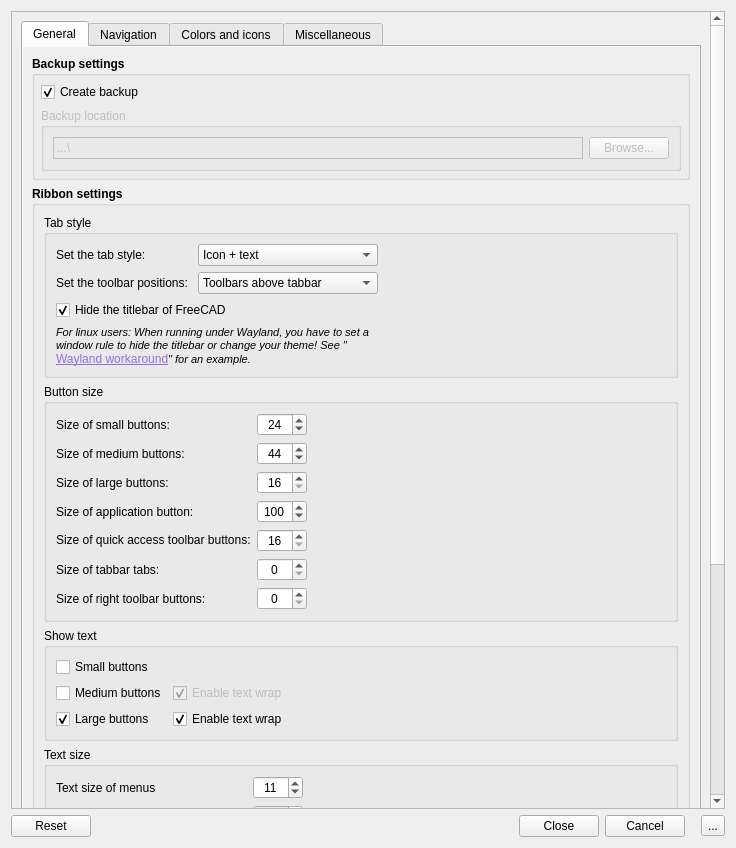
This is Resources/ui/Settings.ui in APEbbers/FreeCAD-Ribbon as Qt 5 draws it before an edit. The edited form follows.
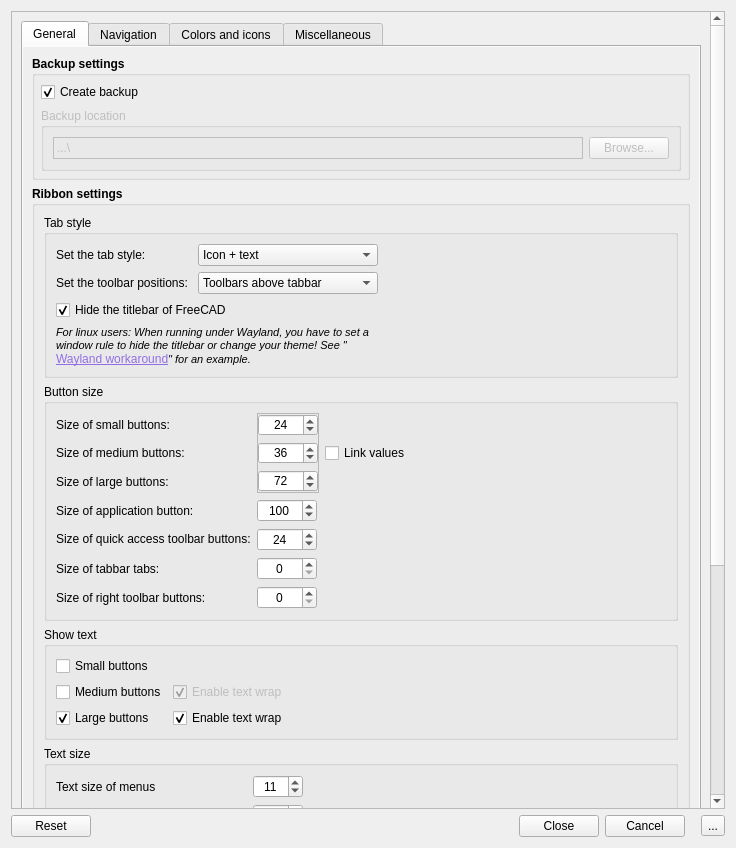
This is the edited form. The open tabs and pages were chosen to show the change. Custom widgets are drawn as their Qt base class.

Commit message: Implemented a linked state for icon sizes

Patch:
```diff
--- a/Resources/ui/Settings.ui
+++ b/Resources/ui/Settings.ui
@@ -542,17 +542,24 @@
                      <string>Button size</string>
                     </property>
                     <layout class="QGridLayout" name="gridLayout_5">
-                     <item row="1" column="0">
+                     <item row="2" column="0">
                       <layout class="QGridLayout" name="gridLayout">
-                       <item row="5" column="0">
-                        <widget class="QLabel" name="label_23">
+                       <item row="3" column="0">
+                        <widget class="QLabel" name="label_5">
                          <property name="text">
-                          <string>Size of tabbar tabs:</string>
+                          <string>Size of application button:</string>
                          </property>
                         </widget>
                        </item>
-                       <item row="1" column="1">
-                        <widget class="QSpinBox" name="IconSize_Medium">
+                       <item row="7" column="0">
+                        <widget class="QLabel" name="label_22">
+                         <property name="text">
+                          <string>Size of right toolbar buttons:</string>
+                         </property>
+                        </widget>
+                       </item>
+                       <item row="1" column="0">
+                        <widget class="QLabel" name="label_11">
                          <property name="sizePolicy">
                           <sizepolicy hsizetype="Fixed" vsizetype="Preferred">
                            <horstretch>0</horstretch>
@@ -561,13 +568,7 @@
                          </property>
                          <property name="minimumSize">
                           <size>
-                           <width>50</width>
-                           <height>20</height>
-                          </size>
-                         </property>
-                         <property name="baseSize">
-                          <size>
-                           <width>0</width>
+                           <width>130</width>
                            <height>0</height>
                           </size>
                          </property>
@@ -576,44 +577,47 @@
                            <bold>false</bold>
                           </font>
                          </property>
-                         <property name="alignment">
-                          <set>Qt::AlignmentFlag::AlignCenter</set>
-                         </property>
-                         <property name="correctionMode">
-                          <enum>QAbstractSpinBox::CorrectionMode::CorrectToNearestValue</enum>
-                         </property>
-                         <property name="minimum">
-                          <number>16</number>
-                         </property>
-                         <property name="maximum">
-                          <number>48</number>
-                         </property>
-                         <property name="value">
-                          <number>44</number>
+                         <property name="text">
+                          <string>Size of medium buttons:</string>
                          </property>
                         </widget>
                        </item>
-                       <item row="5" column="1">
-                        <widget class="QSpinBox" name="TabbarHeight">
-                         <property name="minimumSize">
-                          <size>
-                           <width>50</width>
-                           <height>20</height>
-                          </size>
-                         </property>
-                         <property name="alignment">
-                          <set>Qt::AlignmentFlag::AlignCenter</set>
+                       <item row="0" column="2" rowspan="3">
+                        <widget class="QCheckBox" name="LinkIconSizes">
+                         <property name="text">
+                          <string>Link values</string>
                          </property>
                         </widget>
                        </item>
                        <item row="3" column="1">
                         <widget class="QSpinBox" name="IconSize_ApplicationButton">
+                         <property name="sizePolicy">
+                          <sizepolicy hsizetype="Fixed" vsizetype="Preferred">
+                           <horstretch>0</horstretch>
+                           <verstretch>0</verstretch>
+                          </sizepolicy>
+                         </property>
                          <property name="minimumSize">
                           <size>
-                           <width>50</width>
+                           <width>60</width>
                            <height>20</height>
                           </size>
                          </property>
+                         <property name="baseSize">
+                          <size>
+                           <width>0</width>
+                           <height>0</height>
+                          </size>
+                         </property>
+                         <property name="font">
+                          <font>
+                           <bold>false</bold>
+                           <kerning>true</kerning>
+                          </font>
+                         </property>
+                         <property name="frame">
+                          <bool>true</bool>
+                         </property>
                          <property name="alignment">
                           <set>Qt::AlignmentFlag::AlignCenter</set>
                          </property>
@@ -628,18 +632,224 @@
                          </property>
                         </widget>
                        </item>
-                       <item row="6" column="0">
-                        <widget class="QLabel" name="label_22">
-                         <property name="text">
-                          <string>Size of right toolbar buttons:</string>
+                       <item row="7" column="1">
+                        <widget class="QSpinBox" name="IconSize_rightToolbarButton">
+                         <property name="sizePolicy">
+                          <sizepolicy hsizetype="Fixed" vsizetype="Fixed">
+                           <horstretch>0</horstretch>
+                           <verstretch>0</verstretch>
+                          </sizepolicy>
+                         </property>
+                         <property name="minimumSize">
+                          <size>
+                           <width>60</width>
+                           <height>20</height>
+                          </size>
+                         </property>
+                         <property name="baseSize">
+                          <size>
+                           <width>0</width>
+                           <height>0</height>
+                          </size>
+                         </property>
+                         <property name="font">
+                          <font>
+                           <bold>false</bold>
+                           <kerning>true</kerning>
+                          </font>
+                         </property>
+                         <property name="frame">
+                          <bool>true</bool>
+                         </property>
+                         <property name="alignment">
+                          <set>Qt::AlignmentFlag::AlignCenter</set>
                          </property>
                         </widget>
                        </item>
-                       <item row="3" column="0">
-                        <widget class="QLabel" name="label_5">
-                         <property name="text">
-                          <string>Size of application button:</string>
+                       <item row="0" column="1" rowspan="3">
+                        <widget class="QFrame" name="SizeButtonBox">
+                         <property name="autoFillBackground">
+                          <bool>false</bool>
                          </property>
+                         <property name="styleSheet">
+                          <string notr="true">border-right-color: rgb(255, 0, 0);</string>
+                         </property>
+                         <property name="frameShape">
+                          <enum>QFrame::Shape::StyledPanel</enum>
+                         </property>
+                         <property name="frameShadow">
+                          <enum>QFrame::Shadow::Plain</enum>
+                         </property>
+                         <property name="midLineWidth">
+                          <number>0</number>
+                         </property>
+                         <layout class="QVBoxLayout" name="verticalLayout">
+                          <property name="spacing">
+                           <number>6</number>
+                          </property>
+                          <property name="leftMargin">
+                           <number>0</number>
+                          </property>
+                          <property name="topMargin">
+                           <number>0</number>
+                          </property>
+                          <property name="rightMargin">
+                           <number>0</number>
+                          </property>
+                          <property name="bottomMargin">
+                           <number>0</number>
+                          </property>
+                          <item>
+                           <widget class="QSpinBox" name="IconSize_Small">
+                            <property name="sizePolicy">
+                             <sizepolicy hsizetype="Fixed" vsizetype="Fixed">
+                              <horstretch>0</horstretch>
+                              <verstretch>0</verstretch>
+                             </sizepolicy>
+                            </property>
+                            <property name="minimumSize">
+                             <size>
+                              <width>60</width>
+                              <height>20</height>
+                             </size>
+                            </property>
+                            <property name="sizeIncrement">
+                             <size>
+                              <width>0</width>
+                              <height>0</height>
+                             </size>
+                            </property>
+                            <property name="baseSize">
+                             <size>
+                              <width>0</width>
+                              <height>0</height>
+                             </size>
+                            </property>
+                            <property name="font">
+                             <font>
+                              <bold>false</bold>
+                              <kerning>true</kerning>
+                             </font>
+                            </property>
+                            <property name="focusPolicy">
+                             <enum>Qt::FocusPolicy::WheelFocus</enum>
+                            </property>
+                            <property name="frame">
+                             <bool>true</bool>
+                            </property>
+                            <property name="alignment">
+                             <set>Qt::AlignmentFlag::AlignCenter</set>
+                            </property>
+                            <property name="correctionMode">
+                             <enum>QAbstractSpinBox::CorrectionMode::CorrectToNearestValue</enum>
+                            </property>
+                            <property name="showGroupSeparator" stdset="0">
+                             <bool>false</bool>
+                            </property>
+                            <property name="minimum">
+                             <number>16</number>
+                            </property>
+                            <property name="maximum">
+                             <number>36</number>
+                            </property>
+                            <property name="value">
+                             <number>24</number>
+                            </property>
+                           </widget>
+                          </item>
+                          <item>
+                           <widget class="QSpinBox" name="IconSize_Medium">
+                            <property name="sizePolicy">
+                             <sizepolicy hsizetype="Fixed" vsizetype="Fixed">
+                              <horstretch>0</horstretch>
+                              <verstretch>0</verstretch>
+                             </sizepolicy>
+                            </property>
+                            <property name="minimumSize">
+                             <size>
+                              <width>60</width>
+                              <height>20</height>
+                             </size>
+                            </property>
+                            <property name="baseSize">
+                             <size>
+                              <width>0</width>
+                              <height>0</height>
+                             </size>
+                            </property>
+                            <property name="font">
+                             <font>
+                              <bold>false</bold>
+                              <kerning>true</kerning>
+                             </font>
+                            </property>
+                            <property name="frame">
+                             <bool>true</bool>
+                            </property>
+                            <property name="alignment">
+                             <set>Qt::AlignmentFlag::AlignCenter</set>
+                            </property>
+                            <property name="correctionMode">
+                             <enum>QAbstractSpinBox::CorrectionMode::CorrectToNearestValue</enum>
+                            </property>
+                            <property name="minimum">
+                             <number>16</number>
+                            </property>
+                            <property name="maximum">
+                             <number>48</number>
+                            </property>
+                            <property name="value">
+                             <number>36</number>
+                            </property>
+                           </widget>
+                          </item>
+                          <item>
+                           <widget class="QSpinBox" name="IconSize_Large">
+                            <property name="sizePolicy">
+                             <sizepolicy hsizetype="Fixed" vsizetype="Fixed">
+                              <horstretch>0</horstretch>
+                              <verstretch>0</verstretch>
+                             </sizepolicy>
+                            </property>
+                            <property name="minimumSize">
+                             <size>
+                              <width>60</width>
+                              <height>20</height>
+                             </size>
+                            </property>
+                            <property name="baseSize">
+                             <size>
+                              <width>0</width>
+                              <height>0</height>
+                             </size>
+                            </property>
+                            <property name="font">
+                             <font>
+                              <bold>false</bold>
+                              <kerning>true</kerning>
+                             </font>
+                            </property>
+                            <property name="frame">
+                             <bool>true</bool>
+                            </property>
+                            <property name="alignment">
+                             <set>Qt::AlignmentFlag::AlignCenter</set>
+                            </property>
+                            <property name="minimum">
+                             <number>16</number>
+                            </property>
+                            <property name="maximum">
+                             <number>120</number>
+                            </property>
+                            <property name="value">
+                             <number>72</number>
+                            </property>
+                            <property name="displayIntegerBase">
+                             <number>10</number>
+                            </property>
+                           </widget>
+                          </item>
+                         </layout>
                         </widget>
                        </item>
                        <item row="0" column="0">
@@ -666,69 +876,63 @@
                          </property>
                         </widget>
                        </item>
-                       <item row="4" column="0">
+                       <item row="6" column="0">
+                        <widget class="QLabel" name="label_23">
+                         <property name="text">
+                          <string>Size of tabbar tabs:</string>
+                         </property>
+                        </widget>
+                       </item>
+                       <item row="5" column="1">
+                        <widget class="QSpinBox" name="IconSize_QuickAccessButton">
+                         <property name="sizePolicy">
+                          <sizepolicy hsizetype="Fixed" vsizetype="Fixed">
+                           <horstretch>0</horstretch>
+                           <verstretch>0</verstretch>
+                          </sizepolicy>
+                         </property>
+                         <property name="minimumSize">
+                          <size>
+                           <width>60</width>
+                           <height>20</height>
+                          </size>
+                         </property>
+                         <property name="baseSize">
+                          <size>
+                           <width>0</width>
+                           <height>0</height>
+                          </size>
+                         </property>
+                         <property name="font">
+                          <font>
+                           <bold>false</bold>
+                           <kerning>true</kerning>
+                          </font>
+                         </property>
+                         <property name="frame">
+                          <bool>true</bool>
+                         </property>
+                         <property name="alignment">
+                          <set>Qt::AlignmentFlag::AlignCenter</set>
+                         </property>
+                         <property name="minimum">
+                          <number>16</number>
+                         </property>
+                         <property name="maximum">
+                          <number>36</number>
+                         </property>
+                         <property name="value">
+                          <number>24</number>
+                         </property>
+                        </widget>
+                       </item>
+                       <item row="5" column="0">
                         <widget class="QLabel" name="label_21">
                          <property name="text">
                           <string>&lt;html&gt;&lt;head/&gt;&lt;body&gt;&lt;p&gt;Size of quick access toolbar buttons:&lt;/p&gt;&lt;/body&gt;&lt;/html&gt;</string>
                          </property>
                         </widget>
                        </item>
-                       <item row="1" column="0">
-                        <widget class="QLabel" name="label_11">
-                         <property name="sizePolicy">
-                          <sizepolicy hsizetype="Fixed" vsizetype="Preferred">
-                           <horstretch>0</horstretch>
-                           <verstretch>0</verstretch>
-                          </sizepolicy>
-                         </property>
-                         <property name="minimumSize">
-                          <size>
-                           <width>130</width>
-                           <height>0</height>
-                          </size>
-                         </property>
-                         <property name="font">
-                          <font>
-                           <bold>false</bold>
-                          </font>
-                         </property>
-                         <property name="text">
-                          <string>Size of medium buttons:</string>
-                         </property>
-                        </widget>
-                       </item>
-                       <item row="4" column="1">
-                        <widget class="QSpinBox" name="IconSize_QuickAccessButton">
-                         <property name="minimumSize">
-                          <size>
-                           <width>50</width>
-                           <height>20</height>
-                          </size>
-                         </property>
-                         <property name="alignment">
-                          <set>Qt::AlignmentFlag::AlignCenter</set>
-                         </property>
-                         <property name="minimum">
-                          <number>16</number>
-                         </property>
-                         <property name="maximum">
-                          <number>36</number>
-                         </property>
-                        </widget>
-                       </item>
-                       <item row="6" column="1">
-                        <widget class="QSpinBox" name="IconSize_rightToolbarButton">
-                         <property name="minimumSize">
-                          <size>
-                           <width>50</width>
-                           <height>20</height>
-                          </size>
-                         </property>
-                         <property name="alignment">
-                          <set>Qt::AlignmentFlag::AlignCenter</set>
-                         </property>
-                        </widget>
-                       </item>
                        <item row="2" column="0">
                         <widget class="QLabel" name="label_25">
                          <property name="text">
@@ -736,36 +940,17 @@
                          </property>
                         </widget>
                        </item>
-                       <item row="2" column="1">
-                        <widget class="QSpinBox" name="IconSize_Large">
-                         <property name="minimumSize">
-                          <size>
-                           <width>50</width>
-                           <height>0</height>
-                          </size>
-                         </property>
-                         <property name="alignment">
-                          <set>Qt::AlignmentFlag::AlignCenter</set>
-                         </property>
-                         <property name="minimum">
-                          <number>16</number>
-                         </property>
-                         <property name="maximum">
-                          <number>120</number>
-                         </property>
-                        </widget>
-                       </item>
-                       <item row="0" column="1">
-                        <widget class="QSpinBox" name="IconSize_Small">
+                       <item row="6" column="1">
+                        <widget class="QSpinBox" name="TabbarHeight">
                          <property name="sizePolicy">
-                          <sizepolicy hsizetype="Fixed" vsizetype="Preferred">
+                          <sizepolicy hsizetype="Fixed" vsizetype="Fixed">
                            <horstretch>0</horstretch>
                            <verstretch>0</verstretch>
                           </sizepolicy>
                          </property>
                          <property name="minimumSize">
                           <size>
-                           <width>50</width>
+                           <width>60</width>
                            <height>20</height>
                           </size>
                          </property>
@@ -784,6 +969,7 @@
                          <property name="font">
                           <font>
                            <bold>false</bold>
+                           <kerning>true</kerning>
                           </font>
                          </property>
                          <property name="focusPolicy">
@@ -795,30 +981,18 @@
                          <property name="alignment">
                           <set>Qt::AlignmentFlag::AlignCenter</set>
                          </property>
-                         <property name="correctionMode">
-                          <enum>QAbstractSpinBox::CorrectionMode::CorrectToNearestValue</enum>
-                         </property>
-                         <property name="showGroupSeparator" stdset="0">
-                          <bool>false</bool>
-                         </property>
-                         <property name="minimum">
-                          <number>16</number>
-                         </property>
-                         <property name="maximum">
-                          <number>36</number>
-                         </property>
-                         <property name="value">
-                          <number>24</number>
-                         </property>
                         </widget>
                        </item>
                       </layout>
                      </item>
-                     <item row="1" column="1">
+                     <item row="2" column="1">
                       <spacer name="horizontalSpacer_3">
                        <property name="orientation">
                         <enum>Qt::Orientation::Horizontal</enum>
                        </property>
+                       <property name="sizeType">
+                        <enum>QSizePolicy::Policy::Expanding</enum>
+                       </property>
                        <property name="sizeHint" stdset="0">
                         <size>
                          <width>40</width>
```
Left out of the diff: 11 changed lines with no effect on the pictures. The commit also changes 5 other files.
